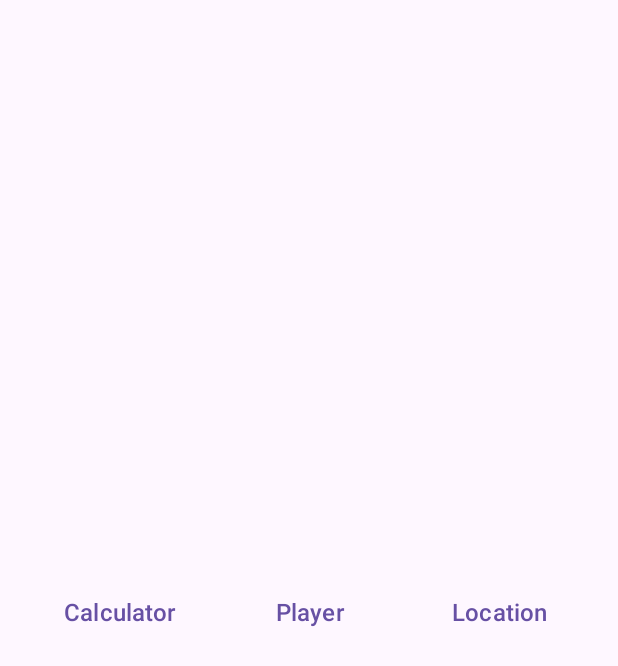
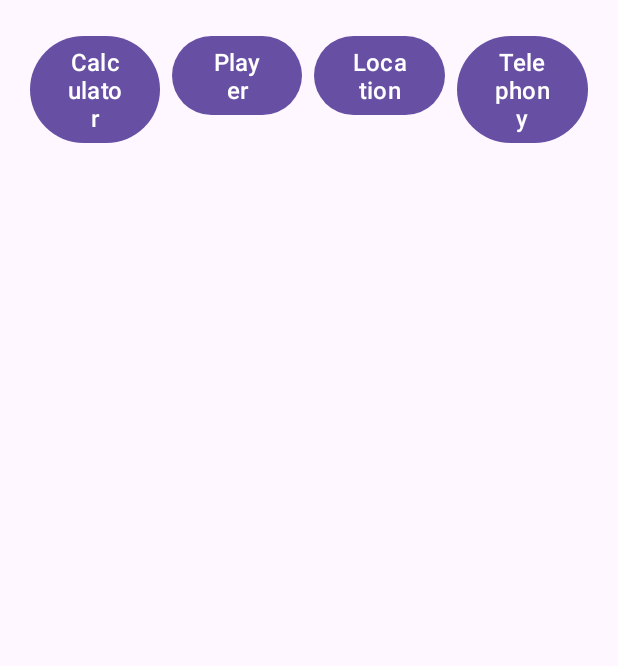
Before and after one commit to Gmmba/Visual_Programming, an Android app: the screen it shows after launch (MainActivity), on a phone screen of 412 x 824 dp. Shown: the top 666 px of the screen. Run offline under Robolectric (Android 15) with nearby library versions, the phone set to English and light mode, and no system bars.

Commit message:
Telephony

```diff
--- a/app/src/main/AndroidManifest.xml
+++ b/app/src/main/AndroidManifest.xml
@@ -1,10 +1,10 @@
-<manifest xmlns:android="http://schemas.android.com/apk/res/android"
-    xmlns:tools="http://schemas.android.com/tools">
+<manifest xmlns:android="http://schemas.android.com/apk/res/android">
 
     <uses-permission android:name="android.permission.READ_EXTERNAL_STORAGE"
         android:maxSdkVersion="32" />
     <uses-permission android:name="android.permission.READ_MEDIA_AUDIO" />
     <uses-permission android:name="android.permission.ACCESS_FINE_LOCATION" />
+    <uses-permission android:name="android.permission.READ_PHONE_STATE" />
     <uses-permission android:name="android.permission.ACCESS_COARSE_LOCATION" />
 
     <application
@@ -25,6 +25,7 @@
         <activity android:name=".CalculatorActivity" />
         <activity android:name=".MediaPlayerActivity" />
         <activity android:name=".LocationActivity" />
+        <activity android:name=".TelephonyActivity" />
 
     </application>
 
--- a/app/src/main/java/com/example/calculator/MainActivity.kt
+++ b/app/src/main/java/com/example/calculator/MainActivity.kt
@@ -14,6 +14,7 @@ class MainActivity : AppCompatActivity() {
         val btnCalc = findViewById<Button>(R.id.btnCalc)
         val btnPlayer = findViewById<Button>(R.id.btnPlayer)
         val btnLoc = findViewById<Button>(R.id.btnLoc)
+        val btnTel = findViewById<Button>(R.id.btnTel)
 
         btnCalc.setOnClickListener {
             val intent = Intent(this, CalculatorActivity::class.java)
@@ -27,5 +28,9 @@ class MainActivity : AppCompatActivity() {
             val intent = Intent(this, LocationActivity::class.java)
             startActivity(intent)
         }
+        btnTel.setOnClickListener {
+            val intent = Intent(this, TelephonyActivity::class.java)
+            startActivity(intent)
+        }
     }
 }
--- a/app/src/main/res/layout/activity_main.xml
+++ b/app/src/main/res/layout/activity_main.xml
@@ -3,8 +3,7 @@
     android:layout_width="match_parent"
     android:layout_height="match_parent"
     android:orientation="vertical"
-    android:padding="16dp"
-    android:gravity="center">
+    android:padding="16dp">
 
     <LinearLayout
         style="?android:attr/buttonBarStyle"
@@ -15,7 +14,6 @@
 
         <Button
             android:id="@+id/btnCalc"
-            style="?android:attr/buttonBarButtonStyle"
             android:layout_width="0dp"
             android:layout_height="wrap_content"
             android:layout_weight="1"
@@ -25,7 +23,6 @@
 
         <Button
             android:id="@+id/btnPlayer"
-            style="?android:attr/buttonBarButtonStyle"
             android:layout_width="0dp"
             android:layout_height="wrap_content"
             android:layout_weight="1"
@@ -35,7 +32,6 @@
 
         <Button
             android:id="@+id/btnLoc"
-            style="?android:attr/buttonBarButtonStyle"
             android:layout_width="0dp"
             android:layout_height="wrap_content"
             android:layout_weight="1"
@@ -43,6 +39,15 @@
             android:text="Location"
             android:textSize="16sp"/>
 
+        <Button
+            android:id="@+id/btnTel"
+            android:layout_width="0dp"
+            android:layout_height="wrap_content"
+            android:layout_weight="1"
+            android:layout_margin="4dp"
+            android:text="Telephony"
+            android:textSize="16sp"/>
+
     </LinearLayout>
 
 </LinearLayout>
```
Also changed, not shown: app/src/main/java/com/example/calculator/TelephonyActivity.kt (added, +64 -0 lines), app/src/main/res/layout/activity_telephony.xml (added, +31 -0 lines).
